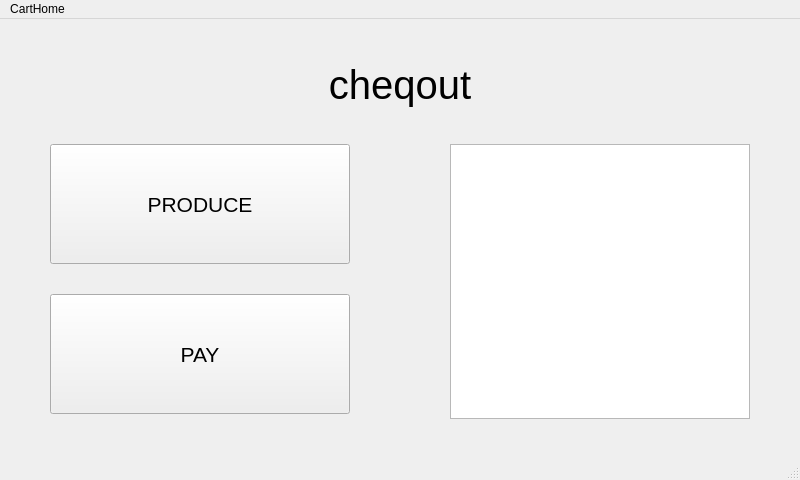
PfeifferH/cheqout, file src/cart_interface.ui: the form before one commit.
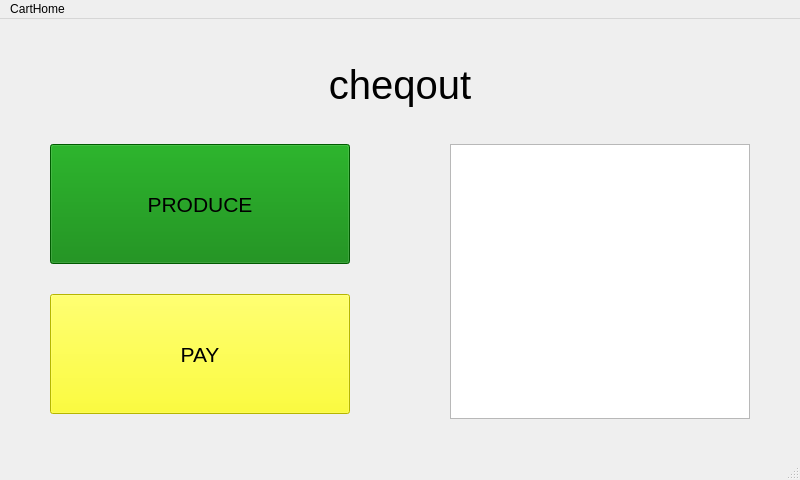
The form after the commit.

Commit message: Coloured buttons

```diff
--- a/src/cart_interface.ui
+++ b/src/cart_interface.ui
@@ -28,6 +28,9 @@
       <pointsize>16</pointsize>
      </font>
     </property>
+    <property name="styleSheet">
+     <string notr="true">background-color: green;</string>
+    </property>
     <property name="text">
      <string>PRODUCE</string>
     </property>
@@ -46,6 +49,9 @@
       <pointsize>16</pointsize>
      </font>
     </property>
+    <property name="styleSheet">
+     <string notr="true">background-color: yellow;</string>
+    </property>
     <property name="text">
      <string>PAY</string>
     </property>
```
The commit also changes 5 other files.
